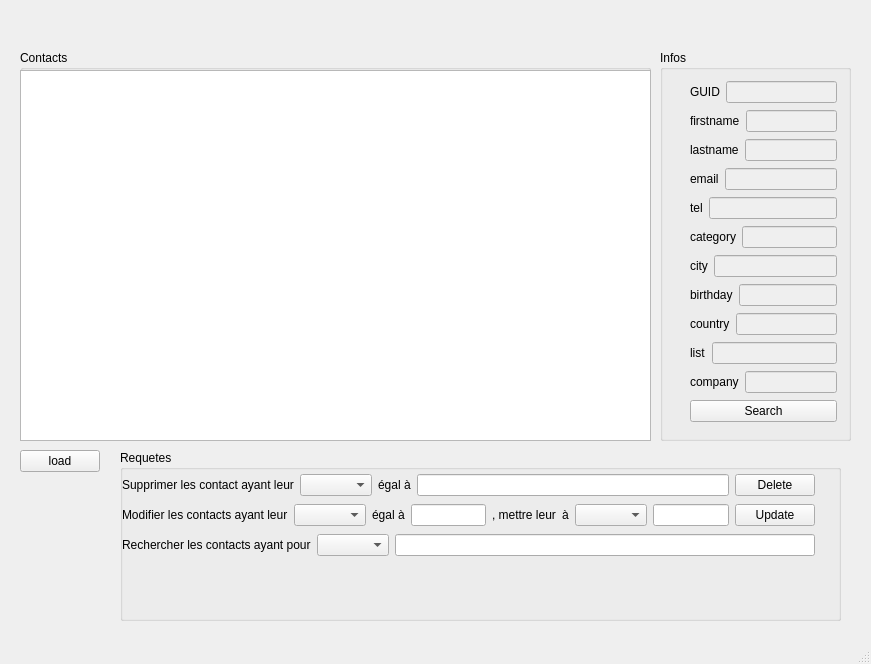
Before: the Qt Designer form TP_Contact/contact/contact.ui in Charpente/contacts, drawn with Qt 5.
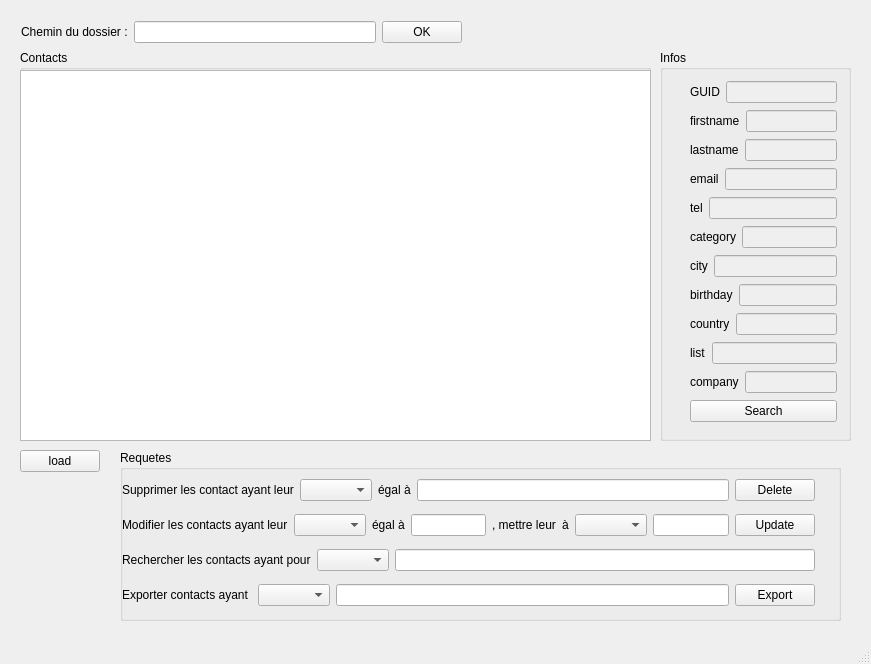
After: the same form once the commit is applied.

Patch:
```diff
--- a/TP_Contact/contact/contact.ui
+++ b/TP_Contact/contact/contact.ui
@@ -298,7 +298,7 @@
        <x>2</x>
        <y>22</y>
        <width>693</width>
-       <height>86</height>
+       <height>141</height>
       </rect>
      </property>
      <layout class="QVBoxLayout" name="verticalLayout_2">
@@ -401,9 +401,62 @@
         </item>
        </layout>
       </item>
+      <item>
+       <layout class="QHBoxLayout" name="horizontalLayout_17">
+        <item>
+         <widget class="QLabel" name="label_20">
+          <property name="text">
+           <string>Exporter contacts ayant </string>
+          </property>
+         </widget>
+        </item>
+        <item>
+         <widget class="QComboBox" name="cbxExport"/>
+        </item>
+        <item>
+         <widget class="QLineEdit" name="tbxExport"/>
+        </item>
+        <item>
+         <widget class="QPushButton" name="btn_Export">
+          <property name="text">
+           <string>Export</string>
+          </property>
+         </widget>
+        </item>
+       </layout>
+      </item>
      </layout>
     </widget>
    </widget>
+   <widget class="QWidget" name="layoutWidget">
+    <property name="geometry">
+     <rect>
+      <x>21</x>
+      <y>20</y>
+      <width>441</width>
+      <height>24</height>
+     </rect>
+    </property>
+    <layout class="QHBoxLayout" name="horizontalLayout_15">
+     <item>
+      <widget class="QLabel" name="label_19">
+       <property name="text">
+        <string>Chemin du dossier :</string>
+       </property>
+      </widget>
+     </item>
+     <item>
+      <widget class="QLineEdit" name="lbFolderPath"/>
+     </item>
+     <item>
+      <widget class="QPushButton" name="btnImport">
+       <property name="text">
+        <string>OK</string>
+       </property>
+      </widget>
+     </item>
+    </layout>
+   </widget>
   </widget>
   <widget class="QMenuBar" name="menubar">
    <property name="geometry">
```
